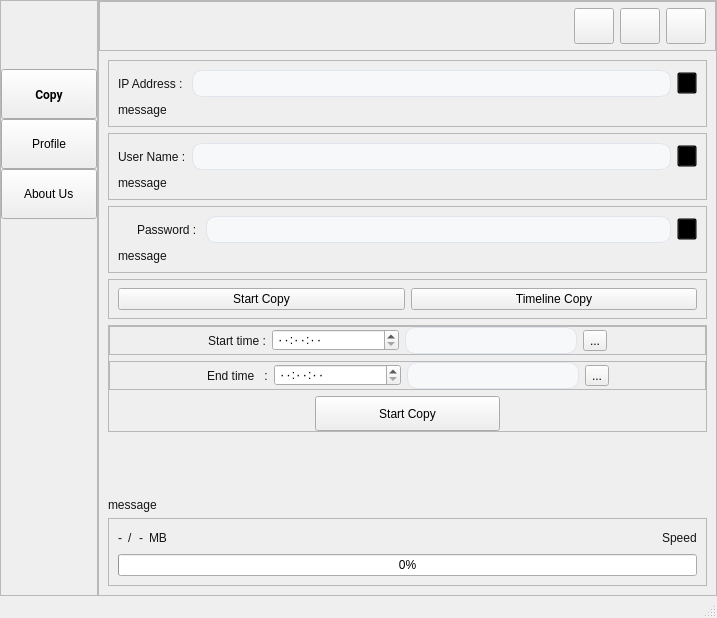
Qt form UIFiles/mainUI.ui (amirhossein-mlkz/railProject_imageCopy) before a commit.
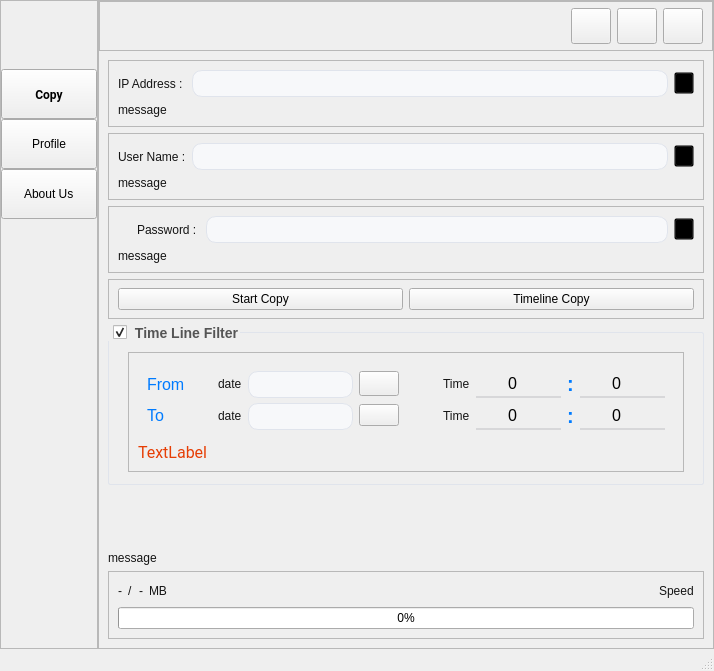
The same form after that commit. Icons and pictures are not drawn. Custom widgets are drawn as their Qt base class.

Commit message: timeline copy modify

```diff
--- a/UIFiles/mainUI.ui
+++ b/UIFiles/mainUI.ui
@@ -6,8 +6,8 @@
    <rect>
     <x>0</x>
     <y>0</y>
-    <width>717</width>
-    <height>618</height>
+    <width>714</width>
+    <height>655</height>
    </rect>
   </property>
   <property name="windowTitle">
@@ -194,6 +194,12 @@
 	border-bottom: 2px solid #7892DF;
 }
 
+QLineEdit:disabled 
+{
+	color: rgb(120,120,120);
+}
+
+
 /*****************QSpinBox, QDoubleSpinBox*******************/
 
 QSpinBox, QDoubleSpinBox
@@ -1263,6 +1269,12 @@
                    <property name="enabled">
                     <bool>true</bool>
                    </property>
+                   <property name="minimumSize">
+                    <size>
+                     <width>0</width>
+                     <height>0</height>
+                    </size>
+                   </property>
                    <property name="cursor">
                     <cursorShape>PointingHandCursor</cursorShape>
                    </property>
@@ -1281,54 +1293,86 @@
                </widget>
               </item>
               <item>
-               <widget class="QFrame" name="frame_date">
+               <widget class="QGroupBox" name="timeline_groupbox">
+                <property name="minimumSize">
+                 <size>
+                  <width>0</width>
+                  <height>160</height>
+                 </size>
+                </property>
+                <property name="title">
+                 <string>Time Line Filter</string>
+                </property>
+                <property name="checkable">
+                 <bool>true</bool>
+                </property>
+                <layout class="QVBoxLayout" name="verticalLayout_19">
+                 <item>
+                  <widget class="QFrame" name="frame_7">
+                   <property name="minimumSize">
+                    <size>
+                     <width>0</width>
+                     <height>120</height>
+                    </size>
+                   </property>
+                   <property name="frameShape">
+                    <enum>QFrame::Shape::StyledPanel</enum>
+                   </property>
+                   <property name="frameShadow">
+                    <enum>QFrame::Shadow::Raised</enum>
+                   </property>
+                   <layout class="QVBoxLayout" name="verticalLayout_20">
+                    <item>
+                     <widget class="QFrame" name="frame_date_2">
                 <property name="maximumSize">
                  <size>
                   <width>16777215</width>
-                  <height>115</height>
+                        <height>16777215</height>
                  </size>
                 </property>
                 <property name="frameShape">
-                 <enum>QFrame::Shape::StyledPanel</enum>
+                       <enum>QFrame::Shape::NoFrame</enum>
                 </property>
                 <property name="frameShadow">
                  <enum>QFrame::Shadow::Raised</enum>
                 </property>
-                <layout class="QVBoxLayout" name="frame_dateasd">
+                      <layout class="QGridLayout" name="gridLayout">
                  <property name="leftMargin">
-                  <number>0</number>
+                        <number>9</number>
                  </property>
                  <property name="topMargin">
-                  <number>0</number>
+                        <number>9</number>
                  </property>
                  <property name="rightMargin">
-                  <number>0</number>
+                        <number>9</number>
                  </property>
                  <property name="bottomMargin">
-                  <number>0</number>
-                 </property>
-                 <item>
-                  <widget class="QFrame" name="frame_8">
-                   <property name="frameShape">
-                    <enum>QFrame::Shape::StyledPanel</enum>
-                   </property>
-                   <property name="frameShadow">
-                    <enum>QFrame::Shadow::Raised</enum>
-                   </property>
-                   <layout class="QHBoxLayout" name="horizontalLayout_8">
-                    <property name="leftMargin">
                      <number>9</number>
                     </property>
-                    <property name="topMargin">
-                     <number>0</number>
-                    </property>
-                    <property name="rightMargin">
-                     <number>9</number>
-                    </property>
-                    <property name="bottomMargin">
-                     <number>0</number>
-                    </property>
-                    <item>
+                       <item row="1" column="8">
+                        <widget class="QLabel" name="label_31">
+                         <property name="enabled">
+                          <bool>true</bool>
+                         </property>
+                         <property name="styleSheet">
+                          <string notr="true">QLabel{
+	font-weight:bold;
+	font-size:20px;
+	color:rgb(0, 123, 255);
+}
+
+QLabel:disabled{
+	font-weight:bold;
+	font-size:20px;
+	color:rgb(177, 177, 177);
+}</string>
+                         </property>
+                         <property name="text">
+                          <string>:</string>
+                         </property>
+                        </widget>
+                       </item>
+                       <item row="0" column="1">
                      <spacer name="horizontalSpacer_4">
                       <property name="orientation">
                        <enum>Qt::Orientation::Horizontal</enum>
@@ -1341,78 +1385,238 @@
                       </property>
                      </spacer>
                     </item>
-                    <item>
+                       <item row="1" column="2">
+                        <widget class="QLabel" name="label_7">
+                         <property name="text">
+                          <string>date</string>
+                         </property>
+                        </widget>
+                       </item>
+                       <item row="0" column="6">
+                        <widget class="QLabel" name="label_32">
+                         <property name="text">
+                          <string>Time</string>
+                         </property>
+                        </widget>
+                       </item>
+                       <item row="1" column="6">
+                        <widget class="QLabel" name="label_34">
+                         <property name="text">
+                          <string>Time</string>
+                         </property>
+                        </widget>
+                       </item>
+                       <item row="0" column="2">
                      <widget class="QLabel" name="label_6">
                       <property name="text">
-                       <string>Start time :</string>
+                          <string>date</string>
                       </property>
                      </widget>
                     </item>
-                    <item>
-                     <widget class="QTimeEdit" name="timeEdit_start">
+                       <item row="0" column="5">
+                        <spacer name="horizontalSpacer_7">
+                         <property name="orientation">
+                          <enum>Qt::Orientation::Horizontal</enum>
+                         </property>
+                         <property name="sizeType">
+                          <enum>QSizePolicy::Policy::Fixed</enum>
+                         </property>
+                         <property name="sizeHint" stdset="0">
+                          <size>
+                           <width>38</width>
+                           <height>20</height>
+                          </size>
+                         </property>
+                        </spacer>
+                       </item>
+                       <item row="0" column="7">
+                        <widget class="timeSpinBox" name="start_time_hour">
+                         <property name="maximum">
+                          <number>23</number>
+                         </property>
+                        </widget>
+                       </item>
+                       <item row="1" column="4">
+                        <widget class="QPushButton" name="end_calendar_btn">
                       <property name="minimumSize">
                        <size>
-                        <width>127</width>
+                           <width>0</width>
                         <height>0</height>
                        </size>
                       </property>
-                      <property name="locale">
-                       <locale language="Persian" country="Iran"/>
-                      </property>
-                     </widget>
-                    </item>
-                    <item>
+                         <property name="styleSheet">
+                          <string notr="true">calendar</string>
+                         </property>
+                         <property name="text">
+                          <string/>
+                         </property>
+                         <property name="styleClass" stdset="0">
+                          <string/>
+                         </property>
+                        </widget>
+                       </item>
+                       <item row="1" column="3">
+                        <widget class="QLineEdit" name="end_date">
+                         <property name="minimumSize">
+                          <size>
+                           <width>102</width>
+                           <height>27</height>
+                          </size>
+                         </property>
+                         <property name="maximumSize">
+                          <size>
+                           <width>120</width>
+                           <height>16777215</height>
+                          </size>
+                         </property>
+                         <property name="readOnly">
+                          <bool>true</bool>
+                         </property>
+                        </widget>
+                       </item>
+                       <item row="1" column="0">
+                        <widget class="QLabel" name="label_30">
+                         <property name="minimumSize">
+                          <size>
+                           <width>40</width>
+                           <height>0</height>
+                          </size>
+                         </property>
+                         <property name="styleSheet">
+                          <string notr="true">QLabel{
+	font-size:16px;
+	color:rgb(0, 123, 255);
+}
+
+QLabel:disabled{
+	font-weight:bold;
+	font-size:20px;
+	color:rgb(177, 177, 177);
+}</string>
+                         </property>
+                         <property name="text">
+                          <string>To</string>
+                         </property>
+                        </widget>
+                       </item>
+                       <item row="0" column="0">
+                        <widget class="QLabel" name="label_10">
+                         <property name="minimumSize">
+                          <size>
+                           <width>40</width>
+                           <height>0</height>
+                          </size>
+                         </property>
+                         <property name="styleSheet">
+                          <string notr="true">QLabel{
+	font-size:16px;
+	color:rgb(0, 123, 255);
+}
+
+QLabel:disabled{
+	font-weight:bold;
+	font-size:20px;
+	color:rgb(177, 177, 177);
+}</string>
+                         </property>
+                         <property name="text">
+                          <string>From</string>
+                         </property>
+                        </widget>
+                       </item>
+                       <item row="0" column="3">
                      <widget class="QLineEdit" name="start_date">
+                         <property name="minimumSize">
+                          <size>
+                           <width>102</width>
+                           <height>27</height>
+                          </size>
+                         </property>
+                         <property name="maximumSize">
+                          <size>
+                           <width>120</width>
+                           <height>16777215</height>
+                          </size>
+                         </property>
                       <property name="readOnly">
                        <bool>true</bool>
                       </property>
                      </widget>
                     </item>
-                    <item>
-                     <widget class="QToolButton" name="start_calendar_btn">
-                      <property name="styleSheet">
-                       <string notr="true"/>
-                      </property>
-                      <property name="text">
-                       <string>...</string>
-                      </property>
-                      <property name="styleClass" stdset="0">
-                       <string>fillBtn</string>
-                      </property>
-                     </widget>
-                    </item>
-                    <item>
-                     <spacer name="horizontalSpacer_2">
+                       <item row="1" column="5">
+                        <spacer name="horizontalSpacer_8">
                       <property name="orientation">
                        <enum>Qt::Orientation::Horizontal</enum>
                       </property>
+                         <property name="sizeType">
+                          <enum>QSizePolicy::Policy::Fixed</enum>
+                         </property>
                       <property name="sizeHint" stdset="0">
                        <size>
-                        <width>40</width>
+                           <width>38</width>
                         <height>20</height>
                        </size>
                       </property>
                      </spacer>
                     </item>
-                   </layout>
-                  </widget>
-                 </item>
-                 <item>
-                  <widget class="QFrame" name="frame_9">
-                   <property name="frameShape">
-                    <enum>QFrame::Shape::StyledPanel</enum>
-                   </property>
-                   <property name="frameShadow">
-                    <enum>QFrame::Shadow::Raised</enum>
-                   </property>
-                   <layout class="QHBoxLayout" name="horizontalLayout_9">
-                    <property name="topMargin">
-                     <number>0</number>
-                    </property>
-                    <property name="bottomMargin">
-                     <number>0</number>
-                    </property>
-                    <item>
+                       <item row="0" column="4">
+                        <widget class="QPushButton" name="start_calendar_btn">
+                         <property name="enabled">
+                          <bool>true</bool>
+                         </property>
+                         <property name="sizePolicy">
+                          <sizepolicy hsizetype="Fixed" vsizetype="Fixed">
+                           <horstretch>0</horstretch>
+                           <verstretch>0</verstretch>
+                          </sizepolicy>
+                         </property>
+                         <property name="minimumSize">
+                          <size>
+                           <width>25</width>
+                           <height>25</height>
+                          </size>
+                         </property>
+                         <property name="maximumSize">
+                          <size>
+                           <width>16777210</width>
+                           <height>16777215</height>
+                          </size>
+                         </property>
+                         <property name="styleSheet">
+                          <string notr="true">calendar</string>
+                         </property>
+                         <property name="text">
+                          <string/>
+                         </property>
+                         <property name="styleClass" stdset="0">
+                          <string/>
+                         </property>
+                        </widget>
+                       </item>
+                       <item row="0" column="8">
+                        <widget class="QLabel" name="label_8">
+                         <property name="enabled">
+                          <bool>true</bool>
+                         </property>
+                         <property name="styleSheet">
+                          <string notr="true">QLabel{
+	font-weight:bold;
+	font-size:20px;
+	color:rgb(0, 123, 255);
+}
+
+QLabel:disabled{
+	font-weight:bold;
+	font-size:20px;
+	color:rgb(177, 177, 177);
+}</string>
+                         </property>
+                         <property name="text">
+                          <string>:</string>
+                         </property>
+                        </widget>
+                       </item>
+                       <item row="1" column="1">
                      <spacer name="horizontalSpacer_5">
                       <property name="orientation">
                        <enum>Qt::Orientation::Horizontal</enum>
@@ -1425,88 +1629,49 @@
                       </property>
                      </spacer>
                     </item>
-                    <item>
-                     <widget class="QLabel" name="label_7">
-                      <property name="text">
-                       <string>End time   :</string>
+                       <item row="1" column="7">
+                        <widget class="timeSpinBox" name="end_time_hour">
+                         <property name="maximum">
+                          <number>23</number>
                       </property>
                      </widget>
                     </item>
-                    <item>
-                     <widget class="QTimeEdit" name="timeEdit_end">
-                      <property name="minimumSize">
-                       <size>
-                        <width>127</width>
-                        <height>0</height>
-                       </size>
-                      </property>
-                      <property name="locale">
-                       <locale language="Persian" country="Iran"/>
-                      </property>
-                     </widget>
-                    </item>
-                    <item>
-                     <widget class="QLineEdit" name="end_date">
-                      <property name="readOnly">
-                       <bool>true</bool>
+                       <item row="0" column="9">
+                        <widget class="timeSpinBox" name="start_time_minute">
+                         <property name="maximum">
+                          <number>59</number>
+                         </property>
+                        </widget>
+                       </item>
+                       <item row="1" column="9">
+                        <widget class="timeSpinBox" name="end_time_minute">
+                         <property name="maximum">
+                          <number>59</number>
                       </property>
                      </widget>
                     </item>
-                    <item>
-                     <widget class="QToolButton" name="end_calendar_btn">
-                      <property name="styleSheet">
-                       <string notr="true"/>
-                      </property>
-                      <property name="text">
-                       <string>...</string>
-                      </property>
-                      <property name="styleClass" stdset="0">
-                       <string>fillBtn</string>
-                      </property>
+                      </layout>
                      </widget>
                     </item>
                     <item>
-                     <spacer name="horizontalSpacer_3">
-                      <property name="orientation">
-                       <enum>Qt::Orientation::Horizontal</enum>
+                     <widget class="QLabel" name="time_line_msg">
+                      <property name="font">
+                       <font>
+                        <family>Roboto</family>
+                        <pointsize>12</pointsize>
+                        <italic>false</italic>
+                        <bold>false</bold>
+                       </font>
                       </property>
-                      <property name="sizeHint" stdset="0">
-                       <size>
-                        <width>40</width>
-                        <height>20</height>
-                       </size>
-                      </property>
-                     </spacer>
-                    </item>
-                   </layout>
-                  </widget>
-                 </item>
-                 <item alignment="Qt::AlignmentFlag::AlignHCenter">
-                  <widget class="QPushButton" name="timeline_copy_btn">
-                   <property name="minimumSize">
-                    <size>
-                     <width>185</width>
-                     <height>35</height>
-                    </size>
-                   </property>
-                   <property name="maximumSize">
-                    <size>
-                     <width>183</width>
-                     <height>16777215</height>
-                    </size>
-                   </property>
-                   <property name="cursor">
-                    <cursorShape>PointingHandCursor</cursorShape>
-                   </property>
                    <property name="styleSheet">
-                    <string notr="true"/>
+                       <string notr="true">color:rgb(230, 62, 5);</string>
                    </property>
                    <property name="text">
-                    <string>Start Copy</string>
-                   </property>
-                   <property name="styleClass" stdset="0">
-                    <string>fillBtn</string>
-                   </property>
+                       <string>TextLabel</string>
+                      </property>
+                     </widget>
+                    </item>
+                   </layout>
                   </widget>
                  </item>
                 </layout>
@@ -1518,12 +1683,12 @@
                  <enum>Qt::Orientation::Vertical</enum>
                 </property>
                 <property name="sizeType">
-                 <enum>QSizePolicy::Policy::Expanding</enum>
+                 <enum>QSizePolicy::Policy::Fixed</enum>
                 </property>
                 <property name="sizeHint" stdset="0">
                  <size>
                   <width>20</width>
-                  <height>40</height>
+                  <height>60</height>
                  </size>
                 </property>
                </spacer>
@@ -2664,6 +2829,15 @@
   </widget>
   <widget class="QStatusBar" name="statusBar"/>
  </widget>
- <resources/>
+ <customwidgets>
+  <customwidget>
+   <class>timeSpinBox</class>
+   <extends>QSpinBox</extends>
+   <header>uiUtils.GUIComponents.h</header>
+  </customwidget>
+ </customwidgets>
+ <resources>
+  <include location="Assets/assets.qrc"/>
+ </resources>
  <connections/>
 </ui>
```
Left out of the diff: 20 changed lines with no effect on the pictures. Lines whose indentation alone changed are shown as unchanged. The commit also changes 22 other files.
